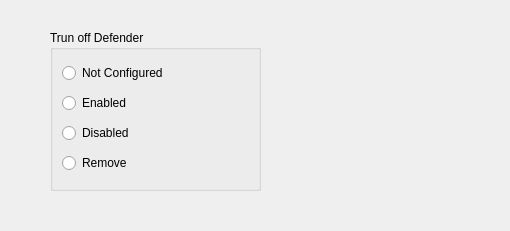
First picture: the form in mainui.ui, repository XMuli/windows-defender-close, before the edit.
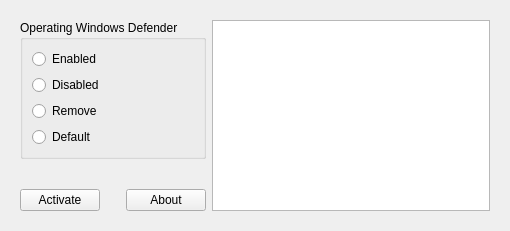
Second picture: the form after the edit.

Commit message: feat:   UI interface, operation Enable/disable WD

```diff
--- a/mainui.ui
+++ b/mainui.ui
@@ -13,49 +13,108 @@
   <property name="windowTitle">
    <string>MainUI</string>
   </property>
+  <layout class="QHBoxLayout" name="horizontalLayout_2" stretch="2,3">
+   <property name="leftMargin">
+    <number>20</number>
+   </property>
+   <property name="topMargin">
+    <number>20</number>
+   </property>
+   <property name="rightMargin">
+    <number>20</number>
+   </property>
+   <property name="bottomMargin">
+    <number>20</number>
+   </property>
+   <item>
+    <layout class="QVBoxLayout" name="verticalLayout" stretch="3,0,1">
+     <item>
   <widget class="QGroupBox" name="groupBox">
-   <property name="geometry">
-    <rect>
-     <x>50</x>
-     <y>30</y>
-     <width>211</width>
-     <height>161</height>
-    </rect>
-   </property>
    <property name="title">
-    <string>Trun off Defender</string>
-   </property>
-   <layout class="QVBoxLayout" name="verticalLayout">
-    <item>
-     <widget class="QRadioButton" name="radioButton">
+        <string>Operating Windows Defender</string>
+       </property>
+       <layout class="QGridLayout" name="gridLayout">
+        <item row="4" column="0">
+         <widget class="QRadioButton" name="rbDefault">
       <property name="text">
-       <string>Not Configured</string>
+           <string>Default</string>
       </property>
      </widget>
     </item>
-    <item>
-     <widget class="QRadioButton" name="radioButton_2">
+        <item row="1" column="0">
+         <widget class="QRadioButton" name="rbEnabled">
       <property name="text">
        <string>Enabled</string>
       </property>
      </widget>
     </item>
-    <item>
-     <widget class="QRadioButton" name="radioButton_3">
-      <property name="text">
-       <string>Disabled</string>
-      </property>
-     </widget>
-    </item>
-    <item>
-     <widget class="QRadioButton" name="radioButton_4">
+        <item row="3" column="0">
+         <widget class="QRadioButton" name="rbRemove">
       <property name="text">
        <string>Remove</string>
       </property>
      </widget>
     </item>
-   </layout>
-  </widget>
+        <item row="2" column="0">
+         <widget class="QRadioButton" name="rbDisabled">
+          <property name="text">
+           <string>Disabled</string>
+          </property>
+         </widget>
+        </item>
+       </layout>
+      </widget>
+     </item>
+     <item>
+      <spacer name="verticalSpacer">
+       <property name="orientation">
+        <enum>Qt::Vertical</enum>
+       </property>
+       <property name="sizeHint" stdset="0">
+        <size>
+         <width>20</width>
+         <height>40</height>
+        </size>
+       </property>
+      </spacer>
+     </item>
+     <item>
+      <layout class="QHBoxLayout" name="horizontalLayout">
+       <item>
+        <widget class="QPushButton" name="btActivate">
+         <property name="text">
+          <string>Activate</string>
+         </property>
+        </widget>
+       </item>
+       <item>
+        <spacer name="horizontalSpacer">
+         <property name="orientation">
+          <enum>Qt::Horizontal</enum>
+         </property>
+         <property name="sizeHint" stdset="0">
+          <size>
+           <width>40</width>
+           <height>20</height>
+          </size>
+         </property>
+        </spacer>
+       </item>
+       <item>
+        <widget class="QPushButton" name="btAbout">
+         <property name="text">
+          <string>About</string>
+         </property>
+        </widget>
+       </item>
+      </layout>
+     </item>
+    </layout>
+   </item>
+   <item>
+    <widget class="QTextEdit" name="textEdit"/>
+   </item>
+  </layout>
  </widget>
  <resources/>
  <connections/>
```
Lines whose indentation alone changed are shown as unchanged. The commit also changes 5 other files.
